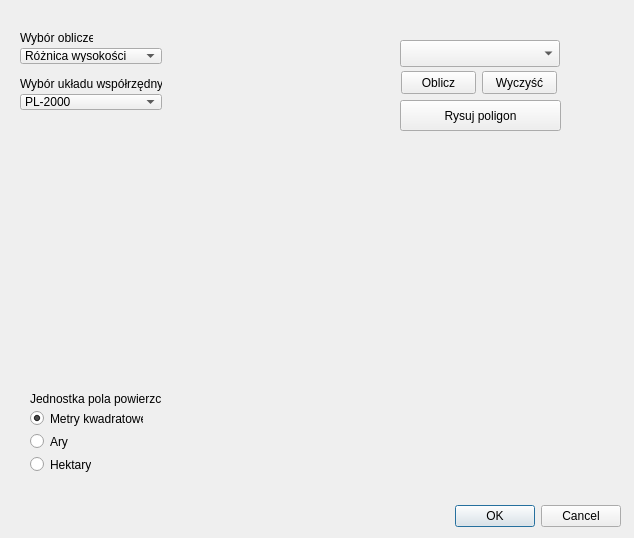
The window that Projekt2_dialog_base.ui (misiek0n/Projekt2) describes before a commit, drawn with Qt 5.
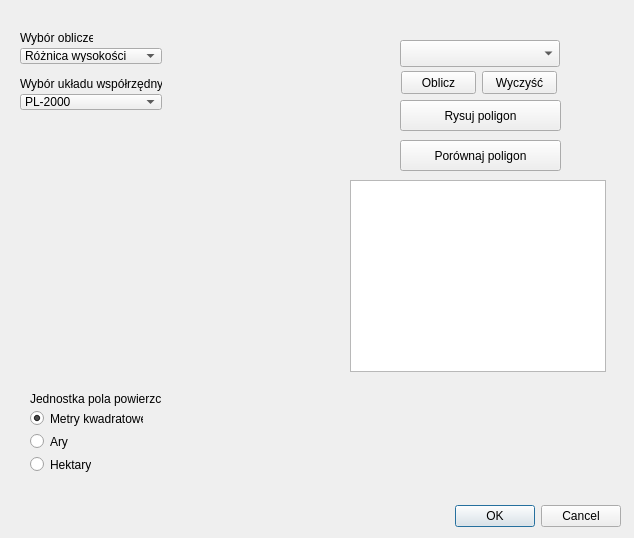
The same window after the commit. Custom widgets are drawn as their Qt base class.

Patch:
```diff
--- a/Projekt2_dialog_base.ui
+++ b/Projekt2_dialog_base.ui
@@ -236,6 +236,42 @@
     <string>Rysuj poligon</string>
    </property>
   </widget>
+  <widget class="QTableWidget" name="tableWidget_wybrane">
+   <property name="geometry">
+    <rect>
+     <x>350</x>
+     <y>180</y>
+     <width>256</width>
+     <height>192</height>
+    </rect>
+   </property>
+  </widget>
+  <widget class="QLabel" name="label_porow">
+   <property name="geometry">
+    <rect>
+     <x>270</x>
+     <y>400</y>
+     <width>341</width>
+     <height>31</height>
+    </rect>
+   </property>
+   <property name="text">
+    <string/>
+   </property>
+  </widget>
+  <widget class="QPushButton" name="pushButton_porow">
+   <property name="geometry">
+    <rect>
+     <x>400</x>
+     <y>140</y>
+     <width>161</width>
+     <height>31</height>
+    </rect>
+   </property>
+   <property name="text">
+    <string>Porównaj poligon</string>
+   </property>
+  </widget>
  </widget>
  <customwidgets>
   <customwidget>
```
